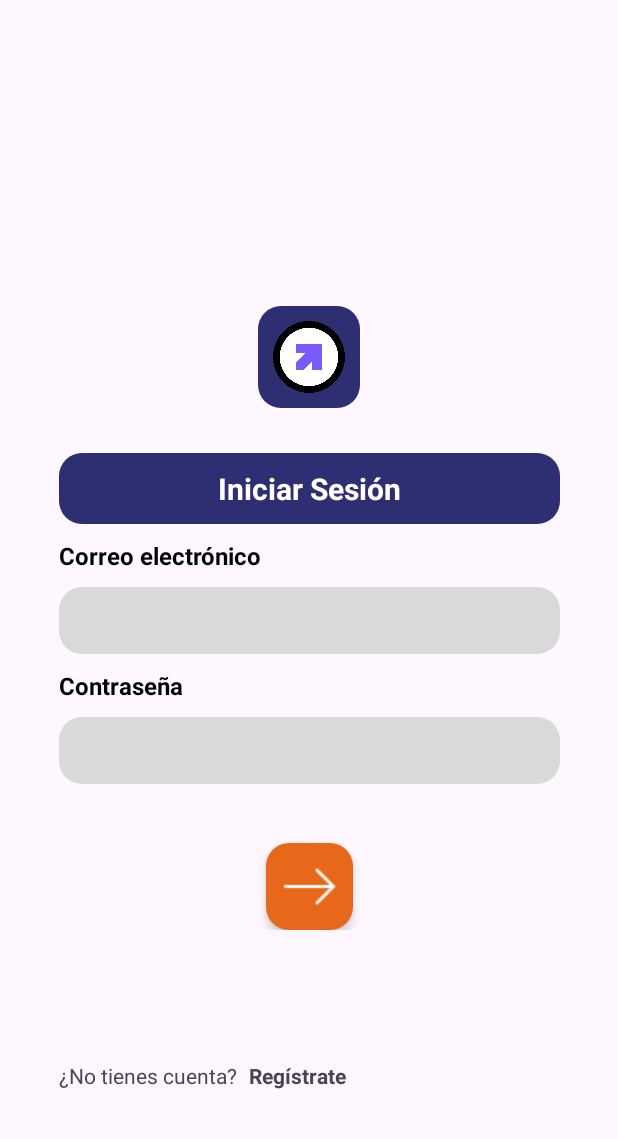
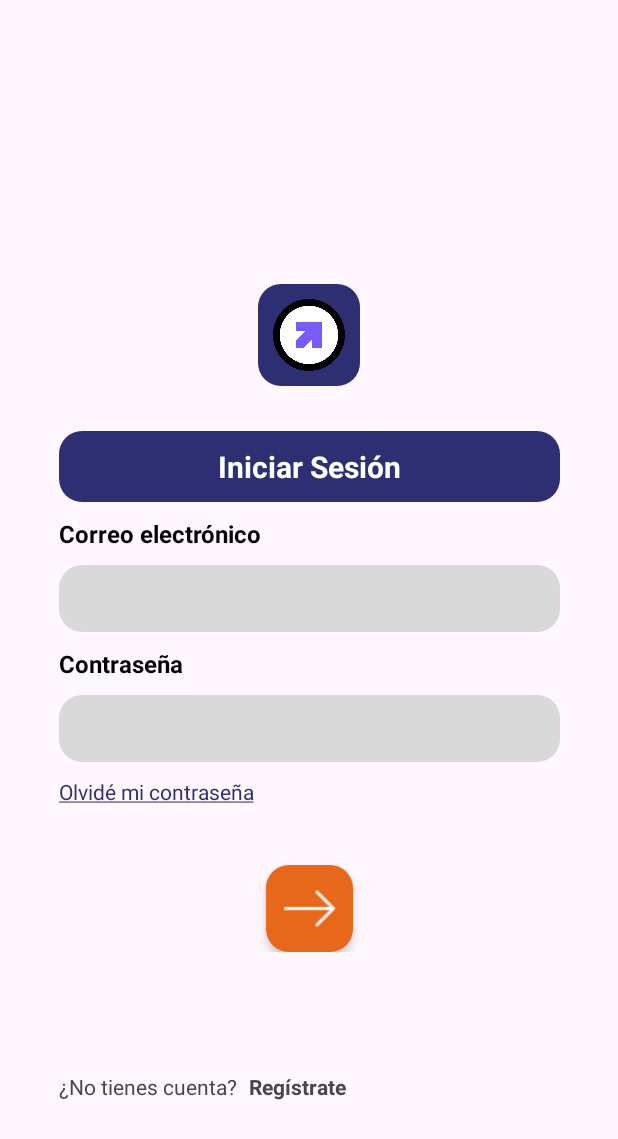
Before and after one commit to saltylettuce700/BoostUp-Celular, an Android app: the screen it shows after launch (login_activity), on a phone screen of 412 x 824 dp. Shown: the top 1139 px of the screen. Run offline under Robolectric (Android 15) with nearby library versions, the phone set to English and light mode, and no system bars.

Commit message:
boton clickeable olvide mi contraseña

```diff
--- a/app/src/main/java/com/example/user/Activity/login_activity.java
+++ b/app/src/main/java/com/example/user/Activity/login_activity.java
@@ -7,8 +7,10 @@ import static com.example.user.Activity.account_activity.SELECTED_LANGUAGE;
 import android.content.Intent;
 import android.content.SharedPreferences;
 import android.content.res.Configuration;
+import android.graphics.Paint;
 import android.os.Bundle;
 import android.widget.EditText;
+import android.widget.TextView;
 import android.widget.Toast;
 
 import androidx.activity.EdgeToEdge;
@@ -72,7 +74,13 @@ public class login_activity extends AppCompatActivity {
         email = findViewById(R.id.ET_correo);
         password = findViewById(R.id.ET_password);
 
+        TextView tv = findViewById(R.id.TV_lostPass);
+        tv.setPaintFlags(tv.getPaintFlags() | Paint.UNDERLINE_TEXT_FLAG);
 
+        tv.setOnClickListener(v -> {
+            // Aquí abres una actividad, fragmento, diálogo, etc.
+            Toast.makeText(this, "Ir a recuperación de contraseña", Toast.LENGTH_SHORT).show();
+        });
 
     }
 
--- a/app/src/main/res/layout/activity_login.xml
+++ b/app/src/main/res/layout/activity_login.xml
@@ -90,6 +90,21 @@
             android:paddingBottom="10dp"
             android:paddingLeft="10dp"/>
 
+        <TextView
+            android:id="@+id/TV_lostPass"
+            android:layout_width="wrap_content"
+            android:layout_height="wrap_content"
+            android:text="@string/lostPass"
+            android:textColor="@color/base_blue"
+            android:textSize="14sp"
+            android:paddingTop="10dp"
+            android:clickable="true"
+            android:focusable="true" />
+
+
+
+
+
         <Space
             android:layout_width="match_parent"
             android:layout_height="39dp" />
--- a/app/src/main/res/values/strings.xml
+++ b/app/src/main/res/values/strings.xml
@@ -31,6 +31,7 @@
     <string name="password_label">Contraseña</string>
     <string name="register_prompt">¿No tienes cuenta?</string>
     <string name="register_text">Regístrate</string>
+    <string name="lostPass"><u>Olvidé mi contraseña</u></string>
 
     <!-- Texto de los botones e iconos -->
     <string name="login_button_text">Iniciar Sesión</string>
```
Also changed, not shown: 1 other file.
